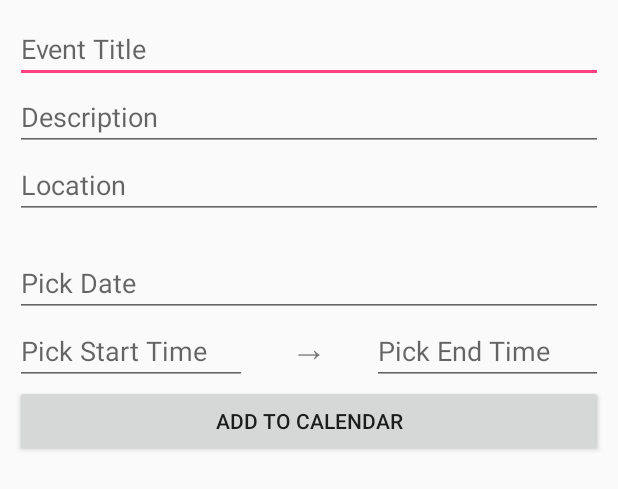
After one commit to Marcdaniel48/student-breaks-finder, an Android app: the layout activity_calendar.xml on its own in the app's theme, with its tools: preview values and no code run, on a phone screen of 412 x 824 dp. The commit adds this screen. Shown: the top 489 px of the screen. Run offline under Robolectric (Android 15) with nearby library versions, the phone set to English and light mode, and no system bars.

Commit message:
:tada: Initial demo

```diff
--- a/app/src/main/java/roantrevormarcdanieltiffany/com/dawsonbestfinder/CalendarActivity.java
+++ b/app/src/main/java/roantrevormarcdanieltiffany/com/dawsonbestfinder/CalendarActivity.java
@@ -69,7 +69,7 @@ public class CalendarActivity extends MenuActivity implements DatePickerDialog.O
     protected void onCreate(Bundle savedInstanceState) {
         Log.d(TAG, "called onCreate()");
         super.onCreate(savedInstanceState);
-        setContentView(R.layout.activity_academic_calendar);
+        setContentView(R.layout.activity_calendar);
 
         etDate = findViewById(R.id.etDate);
         etStartTime = findViewById(R.id.etStartTime);
--- /dev/null
+++ b/app/src/main/res/layout/activity_calendar.xml
@@ -0,0 +1,97 @@
+<?xml version="1.0" encoding="utf-8"?>
+<android.support.constraint.ConstraintLayout
+    xmlns:android="http://schemas.android.com/apk/res/android"
+    xmlns:tools="http://schemas.android.com/tools"
+    android:layout_width="match_parent"
+    android:layout_height="match_parent">
+
+    <LinearLayout
+        android:layout_width="match_parent"
+        android:layout_height="match_parent"
+        android:layout_margin="10dp"
+        android:orientation="vertical"
+        tools:layout_editor_absoluteX="20dp"
+        tools:layout_editor_absoluteY="20dp">
+
+        <EditText
+            android:id="@+id/etEventTitle"
+            android:layout_width="match_parent"
+            android:layout_height="wrap_content"
+            android:ems="10"
+            android:hint="@string/event_title"
+            android:inputType="textPersonName" />
+
+        <EditText
+            android:id="@+id/etEventDescription"
+            android:layout_width="match_parent"
+            android:layout_height="wrap_content"
+            android:ems="10"
+            android:hint="@string/event_description"
+            android:inputType="textMultiLine" />
+
+        <EditText
+            android:id="@+id/etEventLocation"
+            android:layout_width="match_parent"
+            android:layout_height="wrap_content"
+            android:ems="10"
+            android:inputType="textPersonName"
+            android:hint="@string/event_location" />
+
+        <Space
+            android:layout_width="match_parent"
+            android:layout_height="wrap_content"
+            android:layout_marginBottom="10dp"
+            android:layout_marginTop="10dp" />
+
+        <EditText
+            android:id="@+id/etDate"
+            android:layout_width="match_parent"
+            android:layout_height="wrap_content"
+            android:focusable="false"
+            android:hint="@string/pick_date"
+            android:inputType="date"
+            android:onClick="showDatePickerDialog" />
+
+        <LinearLayout
+            android:layout_width="match_parent"
+            android:layout_height="wrap_content"
+            android:orientation="horizontal">
+
+            <EditText
+                android:id="@+id/etStartTime"
+                android:layout_width="match_parent"
+                android:layout_height="wrap_content"
+                android:layout_weight="1"
+                android:focusable="false"
+                android:hint="@string/pick_start_time"
+                android:inputType="time"
+                android:onClick="clickStartTime" />
+
+            <TextView
+                android:id="@+id/tvArrow"
+                android:layout_width="match_parent"
+                android:layout_height="wrap_content"
+                android:layout_weight="1.3"
+                android:text="@string/arrow"
+                android:textAlignment="center"
+                android:textSize="24sp" />
+
+            <EditText
+                android:id="@+id/etStopTime"
+                android:layout_width="match_parent"
+                android:layout_height="wrap_content"
+                android:layout_weight="1"
+                android:focusable="false"
+                android:hint="@string/pick_end_time"
+                android:inputType="time"
+                android:onClick="clickEndTime" />
+        </LinearLayout>
+
+        <Button
+            android:layout_width="match_parent"
+            android:layout_height="wrap_content"
+            android:onClick="clickAddToCalendar"
+            android:text="@string/add_to_calendar" />
+    </LinearLayout>
+
+</android.support.constraint.ConstraintLayout>
```
